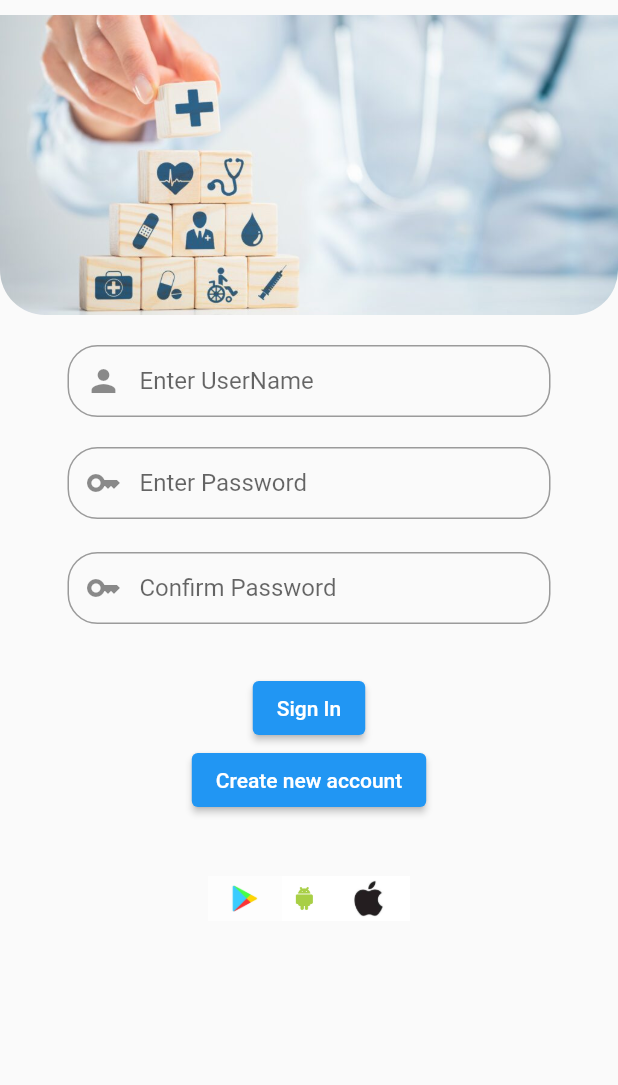
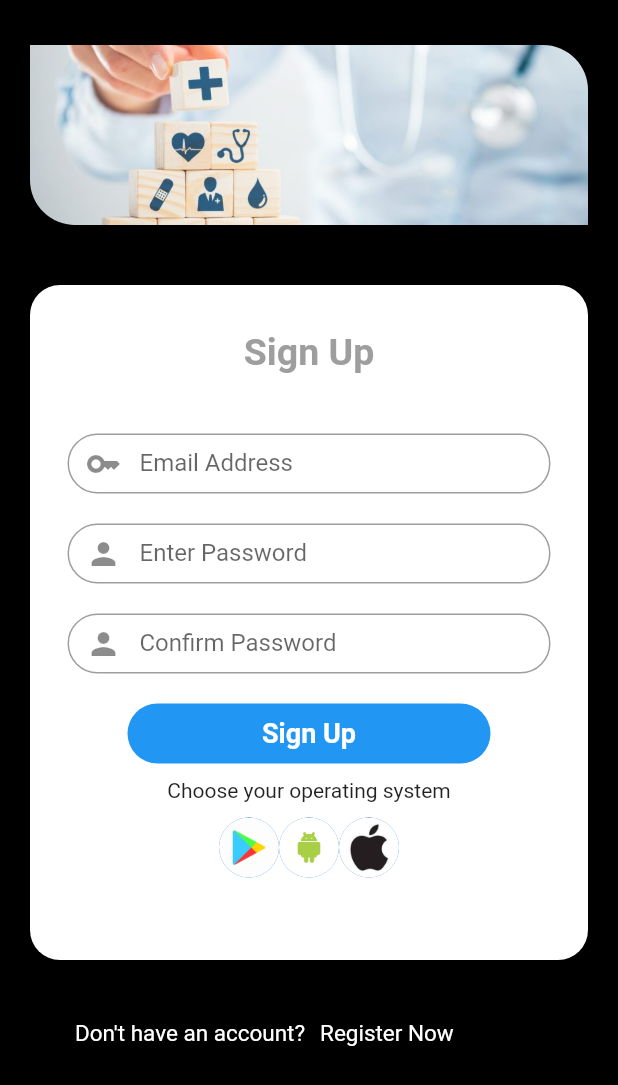
Before and after one commit to home-22/medical_app, a Flutter app: the screen it shows after launch, on a phone screen of 412 x 824 dp. Shown: the top 1085 px of the screen. Run offline on Flutter 3.47's test engine with Material 2 defaults, Android fonts, the phone set to English and light mode, and no system bars.

Commit message:
medical_app

```diff
--- a/lib/Home_Page.dart
+++ b/lib/Home_Page.dart
@@ -7,6 +7,8 @@ class HomePage extends StatelessWidget {
 
   @override
   Widget build(BuildContext context) {
-    return const Scaffold();
+    return const Scaffold(
+
+                    );
   }
 }
--- a/lib/Login_Page.dart
+++ b/lib/Login_Page.dart
@@ -8,35 +8,64 @@ class LoginPage extends StatelessWidget {
   @override
   Widget build(BuildContext context) {
     return Scaffold(
+      backgroundColor: Colors.black,
       body: SingleChildScrollView(
         child: SafeArea(
           child: Column(
             children: [
               Padding(
-                padding: const EdgeInsets.symmetric(vertical: 10),
+                padding:
+                    const EdgeInsets.symmetric(horizontal: 20, vertical: 30),
                 child: Container(
-                  height: 200,
+                  height: 120,
                   decoration: const BoxDecoration(
                     image: DecorationImage(
-                        image: AssetImage('images/login.jpg'),
+                        image: AssetImage(
+                          'images/login.jpg',
+                        ),
                         fit: BoxFit.cover),
                     borderRadius: BorderRadius.only(
-                      bottomRight: Radius.circular(30),
                         bottomLeft: Radius.circular(30),
+                        topRight: Radius.circular(30)),
                   ),
                 ),
               ),
+              Padding(
+                padding:
+                    const EdgeInsets.symmetric(horizontal: 20, vertical: 10),
+                child: Container(
+                  height: 450,
+                  decoration: BoxDecoration(
+                      borderRadius: BorderRadius.circular(20),
+                      color: Colors.white),
+                  child: Column(
+                    children: [
+                      const Padding(
+                        padding:
+                            EdgeInsets.symmetric(horizontal: 10, vertical: 30),
+                        child: Text(
+                          'Sign Up',
+                          style: TextStyle(
+                              fontSize: 25,
+                              color: Colors.grey,
+                              fontWeight: FontWeight.bold),
+                        ),
                       ),
                       Container(
-                margin:
-                    const EdgeInsets.symmetric(horizontal: 45, vertical: 10),
+                        height: 40,
+                        margin: const EdgeInsets.symmetric(
+                            horizontal: 25, vertical: 10),
+                        decoration: BoxDecoration(
+                          borderRadius: BorderRadius.circular(20),
+                        ),
                         child: TextFormField(
                           keyboardType: TextInputType.emailAddress,
                           onTap: () {},
                           decoration: InputDecoration(
-                    prefixIcon: const Icon(Icons.person),
-                    labelText: 'Enter UserName',
-                    contentPadding: const EdgeInsets.fromLTRB(20, 10, 20, 15),
+                            prefixIcon: const Icon(Icons.key),
+                            labelText: 'Email Address',
+                            contentPadding:
+                                const EdgeInsets.fromLTRB(20, 10, 20, 15),
                             border: OutlineInputBorder(
                               borderRadius: BorderRadius.circular(20),
                             ),
@@ -44,16 +73,17 @@ class LoginPage extends StatelessWidget {
                         ),
                       ),
                       Container(
-                margin:
-                    const EdgeInsets.symmetric(horizontal: 45, vertical: 10),
-                height: 50,
+                        margin: const EdgeInsets.symmetric(
+                            horizontal: 25, vertical: 10),
+                        height: 40,
                         child: TextFormField(
                           keyboardType: TextInputType.visiblePassword,
                           onTap: () {},
                           decoration: InputDecoration(
-                    prefixIcon: const Icon(Icons.key),
+                            prefixIcon: const Icon(Icons.person),
                             labelText: 'Enter Password',
-                    contentPadding: const EdgeInsets.fromLTRB(20, 10, 20, 15),
+                            contentPadding:
+                                const EdgeInsets.fromLTRB(20, 10, 20, 15),
                             border: OutlineInputBorder(
                               borderRadius: BorderRadius.circular(20),
                             ),
@@ -61,69 +91,82 @@ class LoginPage extends StatelessWidget {
                         ),
                       ),
                       Container(
-                margin:
-                    const EdgeInsets.symmetric(horizontal: 45, vertical: 10),
-                height: 50,
+                        margin: const EdgeInsets.symmetric(
+                            horizontal: 25, vertical: 10),
+                        height: 40,
                         child: TextFormField(
                           keyboardType: TextInputType.visiblePassword,
                           onTap: () {},
                           decoration: InputDecoration(
-                    prefixIcon: const Icon(Icons.key),
+                            prefixIcon: const Icon(Icons.person),
                             labelText: 'Confirm Password',
-                    contentPadding: const EdgeInsets.fromLTRB(20, 10, 20, 15),
+                            contentPadding:
+                                const EdgeInsets.fromLTRB(20, 10, 20, 15),
                             border: OutlineInputBorder(
                               borderRadius: BorderRadius.circular(20),
                             ),
                           ),
                         ),
                       ),
-              const SizedBox(height: 20),
                       InkWell(
-                child: ElevatedButton(
-                  onPressed: () {},
-                  child: const Text('Sign In'),
-                ),
-              ),
-              InkWell(
-                child: ElevatedButton(
-                  onPressed: () {},
-                  child: const Text('Create new account'),
-                ),
-              ),
-              Padding(
-                padding: const EdgeInsets.all(40),
-                child: ClipRRect(
-                  child: Row(
-                    mainAxisAlignment: MainAxisAlignment.center,
-                    children: [
-                      Padding(
-                        padding: const EdgeInsets.only(),
-                        child: SizedBox(
-                          child: Image.asset(
-                            'images/play.jpg',
-                            height: 30,
-                            fit: BoxFit.cover,
+                        onTap: () {
+                          Navigator.pushNamed(context, 'HomePage');
+                        },
+                        child: Container(
+                          height: 40,
+                          margin: const EdgeInsets.symmetric(
+                              horizontal: 65, vertical: 10),
+                          decoration: BoxDecoration(
+                              borderRadius: BorderRadius.circular(20),
+                              color: Colors.blue),
+                          child: const Center(
+                            child: Text(
+                              'Sign Up',
+                              style: TextStyle(
+                                  color: Colors.white,
+                                  fontSize: 18,
+                                  fontWeight: FontWeight.bold),
                             ),
                           ),
                         ),
-                      SizedBox(
-                        child: Image.asset(
-                          'images/android.jpg',
-                          height: 30,
-                          fit: BoxFit.cover,
                       ),
+                      const Text('Choose your operating system'),
+                      const SizedBox(height: 10),
+                      Row(
+                        mainAxisAlignment: MainAxisAlignment.center,
+                        children: const [
+                          CircleAvatar(
+                            backgroundImage: AssetImage('images/play.jpg'),
                           ),
-                      SizedBox(
-                        child: Image.asset(
-                          'images/apple.jpg',
-                          height: 30,
-                          fit: BoxFit.cover,
+                          CircleAvatar(
+                            backgroundImage: AssetImage('images/android.jpg'),
                           ),
-                      ),
+                          CircleAvatar(
+                            backgroundImage: AssetImage('images/apple.jpg'),
+                          )
+                        ],
+                      )
                     ],
                   ),
                 ),
               ),
+              Padding(
+                padding:
+                    const EdgeInsets.symmetric(horizontal: 50, vertical: 30),
+                child: Row(
+                  children: const [
+                    Text(
+                      "Don't have an account?",
+                      style: TextStyle(fontSize: 15, color: Colors.white),
+                    ),
+                    SizedBox(width: 10),
+                    Text(
+                      'Register Now',
+                      style: TextStyle(fontSize: 15, color: Colors.white),
+                    )
+                  ],
+                ),
+              )
             ],
           ),
         ),
--- a/lib/main.dart
+++ b/lib/main.dart
@@ -1,4 +1,5 @@
 import 'package:flutter/material.dart';
+import 'package:medical_app/Home_Page.dart';
 
 import 'package:medical_app/Login_Page.dart';
 
@@ -15,9 +16,12 @@ class MyApp extends StatelessWidget {
       title: 'Medical App',
       debugShowCheckedModeBanner: false,
       theme: ThemeData(
-        primarySwatch: Colors.blue,
+        cardColor: const Color(0xFF1657FF),
       ),
-      home: const LoginPage(),
+      routes: {
+        '/': (context) => const LoginPage(),
+        'HomePage': (context) => const HomePage(),
+      },
     );
   }
 }
```
Lines whose indentation alone changed are shown as unchanged.
